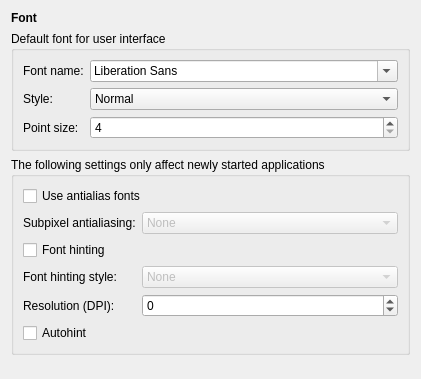
Old version of the form lxqt-config-appearance/fontsconfig.ui in the repository lxqt/lxqt-config.
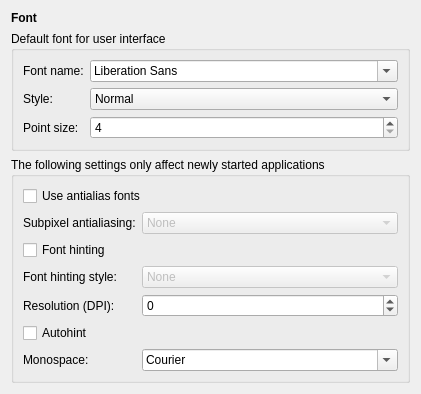
New version of the form.

Commit message:
Added monospace setting to lxqt-config-appearance (#1164)
* Added monospace setting to lxqt-config-appearance

A good monospace is needed by Qt for use in terminal emulators and code editors.

Also see https://github.com/lxqt/qterminal/wiki#how-to-set-my-preferred-font-for-monospace for how to set it up manually. LXQt users won't need to do that after this patch; the GUI will do it for them (in another way).

* Removed a redundant line

```diff
--- a/lxqt-config-appearance/fontsconfig.ui
+++ b/lxqt-config-appearance/fontsconfig.ui
@@ -205,6 +205,20 @@
         </property>
        </widget>
       </item>
+      <item row="7" column="0">
+       <widget class="QLabel" name="label_8">
+        <property name="text">
+         <string>Monospace:</string>
+        </property>
+       </widget>
+      </item>
+      <item row="7" column="1">
+       <widget class="QFontComboBox" name="monospaceName">
+        <property name="fontFilters">
+         <set>QFontComboBox::FontFilter::MonospacedFonts</set>
+        </property>
+       </widget>
+      </item>
      </layout>
     </widget>
    </item>
```
The commit also changes 3 other files.
